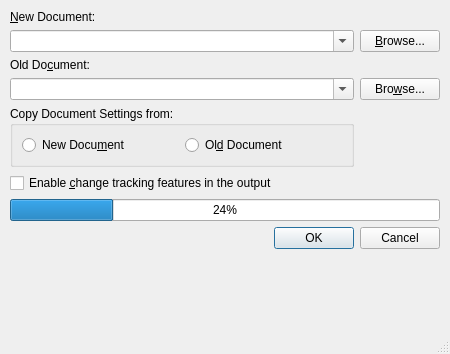
The window that src/frontends/qt4/ui/CompareUi.ui (cburschka/lyx) describes before a commit, drawn with Qt 5.
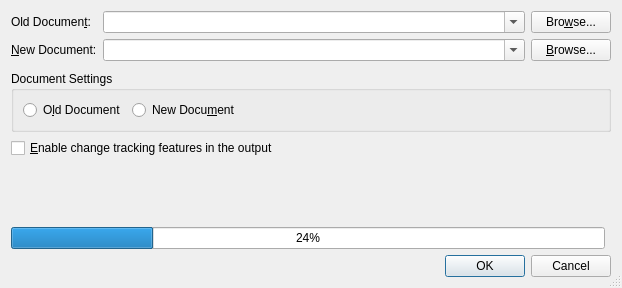
The same window after the commit.

Commit message:
Layout fixes for compare dialog
Based on a patch by racoon.

Patch:
```diff
--- a/src/frontends/qt4/ui/CompareUi.ui
+++ b/src/frontends/qt4/ui/CompareUi.ui
@@ -6,41 +6,66 @@
    <rect>
     <x>0</x>
     <y>0</y>
-    <width>450</width>
-    <height>354</height>
+    <width>622</width>
+    <height>288</height>
    </rect>
   </property>
   <property name="windowTitle">
    <string/>
   </property>
-  <layout class="QVBoxLayout">
-   <property name="leftMargin">
-    <number>0</number>
-   </property>
-   <property name="topMargin">
-    <number>0</number>
-   </property>
-   <property name="rightMargin">
-    <number>0</number>
-   </property>
-   <property name="bottomMargin">
-    <number>0</number>
-   </property>
-   <item>
+  <property name="sizeGripEnabled">
+   <bool>true</bool>
+  </property>
+  <layout class="QGridLayout" name="gridLayout_2">
+   <item row="5" column="0">
+    <widget class="QProgressBar" name="progressBar">
+     <property name="value">
+      <number>24</number>
+     </property>
+     <property name="orientation">
+      <enum>Qt::Horizontal</enum>
+     </property>
+    </widget>
+   </item>
+   <item row="0" column="0" colspan="2">
     <layout class="QGridLayout" name="gridLayout">
-     <property name="leftMargin">
-      <number>10</number>
-     </property>
-     <property name="topMargin">
-      <number>10</number>
-     </property>
-     <property name="rightMargin">
-      <number>10</number>
-     </property>
-     <property name="bottomMargin">
-      <number>10</number>
-     </property>
      <item row="0" column="0">
+      <widget class="QLabel" name="oldFileLA">
+       <property name="text">
+        <string>Old Documen&amp;t:</string>
+       </property>
+       <property name="buddy">
+        <cstring>oldFileCB</cstring>
+       </property>
+      </widget>
+     </item>
+     <item row="0" column="1">
+      <widget class="QComboBox" name="oldFileCB">
+       <property name="sizePolicy">
+        <sizepolicy hsizetype="Expanding" vsizetype="Fixed">
+         <horstretch>0</horstretch>
+         <verstretch>0</verstretch>
+        </sizepolicy>
+       </property>
+       <property name="toolTip">
+        <string>Specify the original version of the document here (comparation source)</string>
+       </property>
+       <property name="editable">
+        <bool>true</bool>
+       </property>
+      </widget>
+     </item>
+     <item row="0" column="2">
+      <widget class="QPushButton" name="oldFilePB">
+       <property name="text">
+        <string>Bro&amp;wse...</string>
+       </property>
+       <property name="autoDefault">
+        <bool>false</bool>
+       </property>
+      </widget>
+     </item>
+     <item row="1" column="0">
       <widget class="QLabel" name="newFileLA">
        <property name="text">
         <string>&amp;New Document:</string>
@@ -50,20 +75,23 @@
        </property>
       </widget>
      </item>
-     <item row="1" column="0">
-      <widget class="QComboBox" name="newFileCB">
-       <property name="sizePolicy">
-        <sizepolicy hsizetype="Expanding" vsizetype="Fixed">
-         <horstretch>0</horstretch>
-         <verstretch>0</verstretch>
-        </sizepolicy>
-       </property>
-       <property name="editable">
-        <bool>true</bool>
-       </property>
-      </widget>
-     </item>
      <item row="1" column="1">
+      <widget class="QComboBox" name="newFileCB">
+       <property name="sizePolicy">
+        <sizepolicy hsizetype="Expanding" vsizetype="Fixed">
+         <horstretch>0</horstretch>
+         <verstretch>0</verstretch>
+        </sizepolicy>
+       </property>
+       <property name="toolTip">
+        <string>Specify the modified version of the document here (comparation target)</string>
+       </property>
+       <property name="editable">
+        <bool>true</bool>
+       </property>
+      </widget>
+     </item>
+     <item row="1" column="2">
       <widget class="QPushButton" name="newFilePB">
        <property name="text">
         <string>&amp;Browse...</string>
@@ -73,40 +101,11 @@
        </property>
       </widget>
      </item>
-     <item row="2" column="0">
-      <widget class="QLabel" name="oldFileLA">
-       <property name="text">
-        <string>Old Do&amp;cument:</string>
-       </property>
-       <property name="buddy">
-        <cstring>oldFileCB</cstring>
-       </property>
-      </widget>
-     </item>
-     <item row="3" column="0">
-      <widget class="QComboBox" name="oldFileCB">
-       <property name="sizePolicy">
-        <sizepolicy hsizetype="Expanding" vsizetype="Fixed">
-         <horstretch>0</horstretch>
-         <verstretch>0</verstretch>
-        </sizepolicy>
-       </property>
-       <property name="editable">
-        <bool>true</bool>
-       </property>
-      </widget>
-     </item>
-     <item row="3" column="1">
-      <widget class="QPushButton" name="oldFilePB">
-       <property name="text">
-        <string>Bro&amp;wse...</string>
-       </property>
-       <property name="autoDefault">
-        <bool>false</bool>
-       </property>
-      </widget>
-     </item>
-     <item row="4" column="0">
+    </layout>
+   </item>
+   <item row="2" column="0" colspan="2">
+    <layout class="QHBoxLayout" name="horizontalLayout_3">
+     <item>
       <widget class="QGroupBox" name="groupBox">
        <property name="sizePolicy">
         <sizepolicy hsizetype="Expanding" vsizetype="Fixed">
@@ -115,9 +114,19 @@
         </sizepolicy>
        </property>
        <property name="title">
-        <string>Copy Document Settings from:</string>
+        <string>Document Settings</string>
+       </property>
+       <property name="flat">
+        <bool>true</bool>
        </property>
        <layout class="QHBoxLayout" name="horizontalLayout">
+        <item>
+         <widget class="QRadioButton" name="oldSettingsRB">
+          <property name="text">
+           <string>O&amp;ld Document</string>
+          </property>
+         </widget>
+        </item>
         <item>
          <widget class="QRadioButton" name="newSettingsRB">
           <property name="text">
@@ -126,27 +135,34 @@
          </widget>
         </item>
         <item>
-         <widget class="QRadioButton" name="oldSettingsRB">
-          <property name="text">
-           <string>Ol&amp;d Document</string>
+         <spacer name="horizontalSpacer">
+          <property name="orientation">
+           <enum>Qt::Horizontal</enum>
           </property>
-         </widget>
+          <property name="sizeHint" stdset="0">
+           <size>
+            <width>40</width>
+            <height>20</height>
+           </size>
+          </property>
+         </spacer>
         </item>
        </layout>
       </widget>
      </item>
-     <item row="6" column="0" colspan="2">
-      <widget class="QProgressBar" name="progressBar">
-       <property name="value">
-        <number>24</number>
-       </property>
-       <property name="orientation">
-        <enum>Qt::Horizontal</enum>
-       </property>
-      </widget>
-     </item>
-     <item row="8" column="0" colspan="2">
-      <layout class="QHBoxLayout">
+    </layout>
+   </item>
+   <item row="6" column="0" colspan="2">
+    <layout class="QHBoxLayout">
+     <item>
+      <layout class="QHBoxLayout" name="horizontalLayout_4" stretch="1,0">
+       <item>
+        <widget class="QStatusBar" name="statusBar">
+         <property name="sizeGripEnabled">
+          <bool>false</bool>
+         </property>
+        </widget>
+       </item>
        <item>
         <widget class="QDialogButtonBox" name="buttonBox">
          <property name="standardButtons">
@@ -156,23 +172,49 @@
        </item>
       </layout>
      </item>
-     <item row="5" column="0">
-      <widget class="QCheckBox" name="trackingCB">
-       <property name="toolTip">
-        <string>Turns on the change tracking and showing changes in LaTeX output for the resulting document</string>
-       </property>
-       <property name="text">
-        <string>Enable &amp;change tracking features in the output</string>
-       </property>
-       <property name="checked">
-        <bool>false</bool>
-       </property>
-      </widget>
-     </item>
     </layout>
    </item>
-   <item>
-    <widget class="QStatusBar" name="statusBar"/>
+   <item row="3" column="0" colspan="2">
+    <widget class="QCheckBox" name="trackingCB">
+     <property name="toolTip">
+      <string>Turns on the change tracking and showing changes in LaTeX output for the resulting document</string>
+     </property>
+     <property name="text">
+      <string>&amp;Enable change tracking features in the output</string>
+     </property>
+     <property name="checked">
+      <bool>false</bool>
+     </property>
+    </widget>
+   </item>
+   <item row="4" column="0">
+    <spacer name="verticalSpacer_2">
+     <property name="orientation">
+      <enum>Qt::Vertical</enum>
+     </property>
+     <property name="sizeHint" stdset="0">
+      <size>
+       <width>20</width>
+       <height>4</height>
+      </size>
+     </property>
+    </spacer>
+   </item>
+   <item row="1" column="0">
+    <spacer name="verticalSpacer">
+     <property name="orientation">
+      <enum>Qt::Vertical</enum>
+     </property>
+     <property name="sizeType">
+      <enum>QSizePolicy::Fixed</enum>
+     </property>
+     <property name="sizeHint" stdset="0">
+      <size>
+       <width>20</width>
+       <height>4</height>
+      </size>
+     </property>
+    </spacer>
    </item>
   </layout>
  </widget>
```
Left out of the diff: 3 changed lines with no effect on the pictures.
